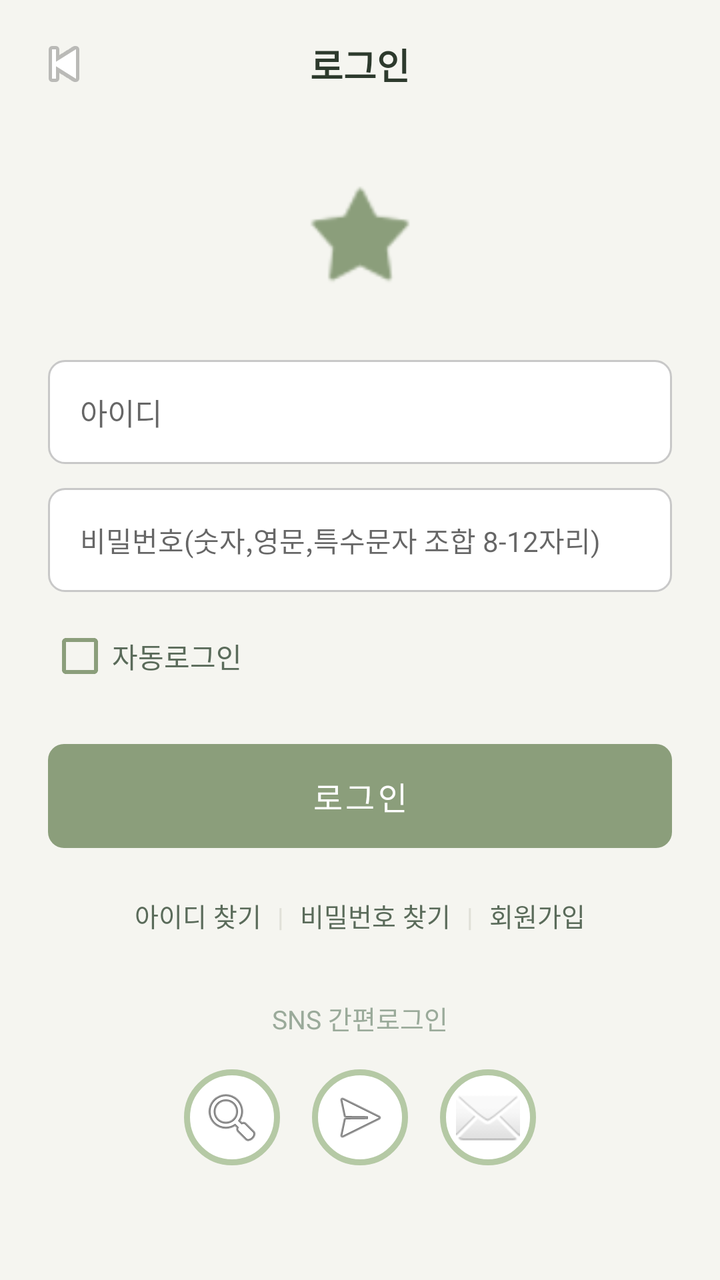
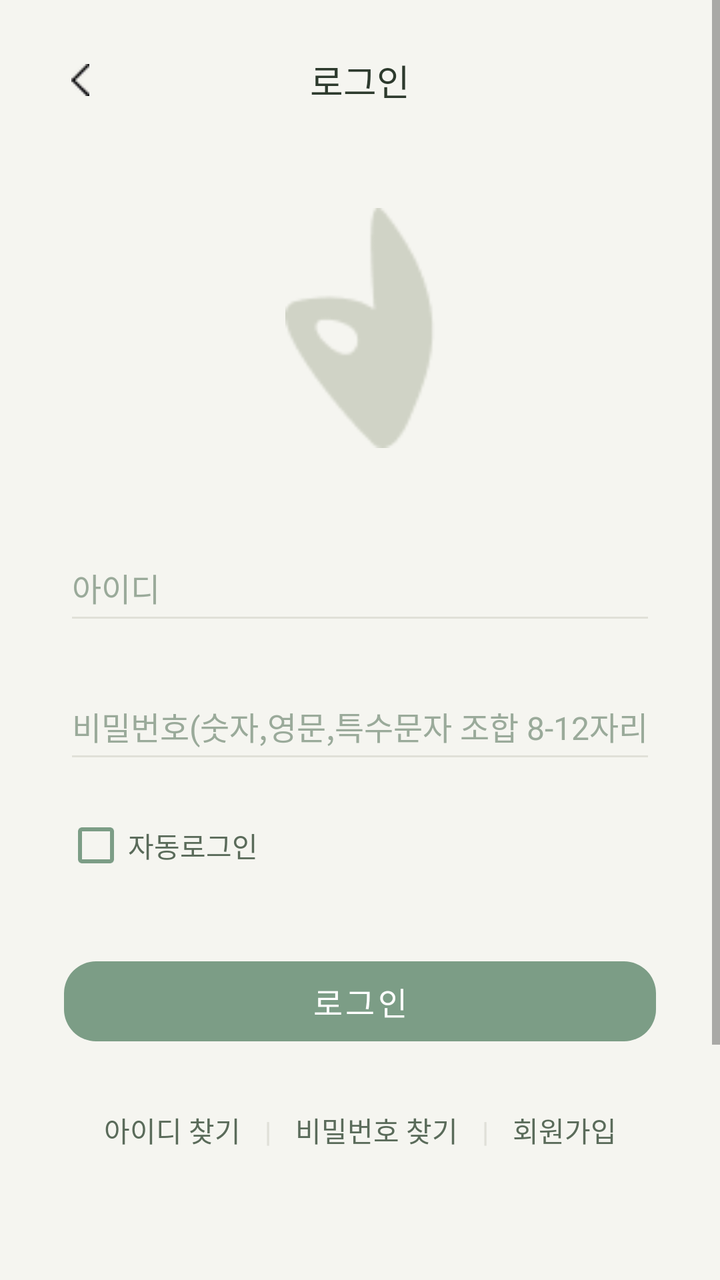

Compare the two renders of this Android layout. The source of the first and the diff that turns it into the second are given below.
<!-- AndroidManifest.xml: application theme Theme.NewRitage -->
<!-- res/layout/activity_login.xml -->
<?xml version="1.0" encoding="utf-8"?>
<ScrollView
    xmlns:android="http://schemas.android.com/apk/res/android"
    xmlns:app="http://schemas.android.com/apk/res-auto"
    android:layout_width="match_parent"
    android:layout_height="match_parent"
    android:background="@color/background"
    android:fillViewport="true">

    <androidx.constraintlayout.widget.ConstraintLayout
        android:layout_width="match_parent"
        android:layout_height="wrap_content"
        android:paddingBottom="40dp">

        
        <ImageButton
            android:id="@+id/btnBack"
            android:layout_width="48dp"
            android:layout_height="48dp"
            android:src="@android:drawable/ic_media_previous"
            android:background="?attr/selectableItemBackgroundBorderless"
            android:padding="12dp"
            app:layout_constraintTop_toTopOf="parent"
            app:layout_constraintStart_toStartOf="parent"
            android:layout_marginTop="8dp"
            android:layout_marginStart="8dp" />

        <TextView
            android:layout_width="wrap_content"
            android:layout_height="wrap_content"
            android:text="@string/login_title"
            android:textSize="18sp"
            android:textColor="@color/text_primary"
            android:textStyle="bold"
            app:layout_constraintTop_toTopOf="@id/btnBack"
            app:layout_constraintBottom_toBottomOf="@id/btnBack"
            app:layout_constraintStart_toStartOf="parent"
            app:layout_constraintEnd_toEndOf="parent" />

        
        <ImageView
            android:id="@+id/ivLogo"
            android:layout_width="60dp"
            android:layout_height="60dp"
            android:src="@android:drawable/star_on"
            android:tint="@color/primary"
            android:layout_marginTop="32dp"
            app:layout_constraintTop_toBottomOf="@id/btnBack"
            app:layout_constraintStart_toStartOf="parent"
            app:layout_constraintEnd_toEndOf="parent" />

        
        <EditText
            android:id="@+id/etUsername"
            android:layout_width="0dp"
            android:layout_height="52dp"
            android:hint="@string/hint_username"
            android:background="@drawable/bg_input_rounded"
            android:paddingStart="16dp"
            android:paddingEnd="16dp"
            android:inputType="text"
            android:textSize="15sp"
            android:layout_marginTop="32dp"
            android:layout_marginStart="24dp"
            android:layout_marginEnd="24dp"
            app:layout_constraintTop_toBottomOf="@id/ivLogo"
            app:layout_constraintStart_toStartOf="parent"
            app:layout_constraintEnd_toEndOf="parent" />

        
        <EditText
            android:id="@+id/etPassword"
            android:layout_width="0dp"
            android:layout_height="52dp"
            android:hint="@string/hint_password"
            android:background="@drawable/bg_input_rounded"
            android:paddingStart="16dp"
            android:paddingEnd="16dp"
            android:inputType="textPassword"
            android:textSize="14sp"
            android:layout_marginTop="12dp"
            android:layout_marginStart="24dp"
            android:layout_marginEnd="24dp"
            app:layout_constraintTop_toBottomOf="@id/etUsername"
            app:layout_constraintStart_toStartOf="parent"
            app:layout_constraintEnd_toEndOf="parent" />

        
        <CheckBox
            android:id="@+id/cbAutoLogin"
            android:layout_width="wrap_content"
            android:layout_height="wrap_content"
            android:text="@string/auto_login"
            android:textColor="@color/text_secondary"
            android:textSize="14sp"
            android:buttonTint="@color/primary"
            android:layout_marginTop="8dp"
            android:layout_marginStart="24dp"
            app:layout_constraintTop_toBottomOf="@id/etPassword"
            app:layout_constraintStart_toStartOf="parent" />

        
        <Button
            android:id="@+id/btnLogin"
            android:layout_width="0dp"
            android:layout_height="52dp"
            android:text="@string/btn_do_login"
            android:background="@drawable/btn_primary_bg"
            android:textColor="@color/white"
            android:textSize="16sp"
            android:stateListAnimator="@null"
            android:layout_marginTop="20dp"
            android:layout_marginStart="24dp"
            android:layout_marginEnd="24dp"
            app:layout_constraintTop_toBottomOf="@id/cbAutoLogin"
            app:layout_constraintStart_toStartOf="parent"
            app:layout_constraintEnd_toEndOf="parent" />

        
        <LinearLayout
            android:id="@+id/layoutLinks"
            android:layout_width="wrap_content"
            android:layout_height="wrap_content"
            android:orientation="horizontal"
            android:layout_marginTop="16dp"
            app:layout_constraintTop_toBottomOf="@id/btnLogin"
            app:layout_constraintStart_toStartOf="parent"
            app:layout_constraintEnd_toEndOf="parent">

            <TextView
                android:id="@+id/tvFindId"
                android:layout_width="wrap_content"
                android:layout_height="wrap_content"
                android:text="@string/find_id"
                android:textColor="@color/text_secondary"
                android:textSize="13sp"
                android:padding="8dp" />

            <TextView
                android:layout_width="wrap_content"
                android:layout_height="wrap_content"
                android:text="|"
                android:textColor="@color/divider"
                android:textSize="13sp"
                android:gravity="center_vertical"
                android:paddingTop="8dp"
                android:paddingBottom="8dp" />

            <TextView
                android:id="@+id/tvFindPassword"
                android:layout_width="wrap_content"
                android:layout_height="wrap_content"
                android:text="@string/find_password"
                android:textColor="@color/text_secondary"
                android:textSize="13sp"
                android:padding="8dp" />

            <TextView
                android:layout_width="wrap_content"
                android:layout_height="wrap_content"
                android:text="|"
                android:textColor="@color/divider"
                android:textSize="13sp"
                android:gravity="center_vertical"
                android:paddingTop="8dp"
                android:paddingBottom="8dp" />

            <TextView
                android:id="@+id/tvGoSignup"
                android:layout_width="wrap_content"
                android:layout_height="wrap_content"
                android:text="@string/go_signup"
                android:textColor="@color/text_secondary"
                android:textSize="13sp"
                android:padding="8dp" />
        </LinearLayout>

        
        <TextView
            android:id="@+id/tvSnsLabel"
            android:layout_width="wrap_content"
            android:layout_height="wrap_content"
            android:text="@string/sns_login"
            android:textColor="@color/text_hint"
            android:textSize="13sp"
            android:layout_marginTop="24dp"
            app:layout_constraintTop_toBottomOf="@id/layoutLinks"
            app:layout_constraintStart_toStartOf="parent"
            app:layout_constraintEnd_toEndOf="parent" />

        <LinearLayout
            android:layout_width="wrap_content"
            android:layout_height="wrap_content"
            android:orientation="horizontal"
            android:layout_marginTop="16dp"
            app:layout_constraintTop_toBottomOf="@id/tvSnsLabel"
            app:layout_constraintStart_toStartOf="parent"
            app:layout_constraintEnd_toEndOf="parent">

            <ImageButton
                android:id="@+id/btnGoogle"
                android:layout_width="48dp"
                android:layout_height="48dp"
                android:src="@android:drawable/ic_menu_search"
                android:background="@drawable/bg_circle_white"
                android:padding="10dp"
                android:layout_marginEnd="16dp" />

            <ImageButton
                android:id="@+id/btnNaver"
                android:layout_width="48dp"
                android:layout_height="48dp"
                android:src="@android:drawable/ic_menu_send"
                android:background="@drawable/bg_circle_white"
                android:padding="10dp"
                android:layout_marginEnd="16dp" />

            <ImageButton
                android:id="@+id/btnKakao"
                android:layout_width="48dp"
                android:layout_height="48dp"
                android:src="@android:drawable/ic_dialog_email"
                android:background="@drawable/bg_circle_white"
                android:padding="10dp" />

        </LinearLayout>

    </androidx.constraintlayout.widget.ConstraintLayout>
</ScrollView>
<!-- resources referenced by this layout -->
<resources>
  <color name="background">#F5F5F0</color>
  <color name="divider">#E0E0D8</color>
  <color name="primary">#8B9E7B</color>
  <color name="text_hint">#9AAA9A</color>
  <color name="text_primary">#2D3A2D</color>
  <color name="text_secondary">#5A6B5A</color>
  <color name="white">#FFFFFF</color>
  <!-- drawable bg_circle_white (drawable) -->
  <?xml version="1.0" encoding="utf-8"?>
  <shape xmlns:android="http://schemas.android.com/apk/res/android"
      android:shape="oval">
      <solid android:color="@color/white" />
      <stroke
          android:width="3dp"
          android:color="@color/primary_light" />
  </shape>
  <!-- drawable bg_input_rounded (drawable) -->
  <?xml version="1.0" encoding="utf-8"?>
  <shape xmlns:android="http://schemas.android.com/apk/res/android"
      android:shape="rectangle">
      <solid android:color="@color/surface" />
      <stroke
          android:width="1dp"
          android:color="@color/input_border" />
      <corners android:radius="8dp" />
  </shape>
  <!-- drawable btn_primary_bg (drawable) -->
  <?xml version="1.0" encoding="utf-8"?>
  <shape xmlns:android="http://schemas.android.com/apk/res/android"
      android:shape="rectangle">
      <solid android:color="@color/btn_primary" />
      <corners android:radius="8dp" />
  </shape>
  <string name="auto_login">자동로그인</string>
  <string name="btn_do_login">로그인</string>
  <string name="find_id">아이디 찾기</string>
  <string name="find_password">비밀번호 찾기</string>
  <string name="go_signup">회원가입</string>
  <string name="hint_password">비밀번호(숫자,영문,특수문자 조합 8-12자리)</string>
  <string name="hint_username">아이디</string>
  <string name="login_title">로그인</string>
  <string name="sns_login">SNS 간편로그인</string>
  <style name="Theme.NewRitage" parent="Theme.MaterialComponents.Light.NoActionBar">
          <item name="colorPrimary">@color/primary</item>
          <item name="colorPrimaryDark">@color/primary_dark</item>
          <item name="colorAccent">@color/primary</item>
          <item name="android:windowBackground">@color/background</item>
          <item name="android:statusBarColor">@color/primary</item>
          <item name="android:fontFamily">sans-serif</item>
      </style>
  <color name="primary_light">#B5C9A5</color>
  <color name="surface">#FFFFFF</color>
  <color name="input_border">#C8C8C8</color>
  <color name="btn_primary">#8B9E7B</color>
  <color name="primary_dark">#6B7E5B</color>
</resources>

<!-- the commit's change to res/layout/activity_login.xml (unified diff, before → after) -->
@@ -12,18 +12,19 @@
         android:layout_height="wrap_content"
         android:paddingBottom="40dp">
 
-        
         <ImageButton
             android:id="@+id/btnBack"
             android:layout_width="48dp"
             android:layout_height="48dp"
-            android:src="@android:drawable/ic_media_previous"
+
+            android:src="@drawable/back"
+
             android:background="?attr/selectableItemBackgroundBorderless"
             android:padding="12dp"
             app:layout_constraintTop_toTopOf="parent"
             app:layout_constraintStart_toStartOf="parent"
-            android:layout_marginTop="8dp"
-            android:layout_marginStart="8dp" />
+            android:layout_marginTop="16dp"
+            android:layout_marginStart="16dp" />
 
         <TextView
             android:layout_width="wrap_content"
@@ -31,61 +32,63 @@
             android:text="@string/login_title"
             android:textSize="18sp"
             android:textColor="@color/text_primary"
-            android:textStyle="bold"
             app:layout_constraintTop_toTopOf="@id/btnBack"
             app:layout_constraintBottom_toBottomOf="@id/btnBack"
             app:layout_constraintStart_toStartOf="parent"
             app:layout_constraintEnd_toEndOf="parent" />
 
-        
         <ImageView
             android:id="@+id/ivLogo"
-            android:layout_width="60dp"
-            android:layout_height="60dp"
-            android:src="@android:drawable/star_on"
-            android:tint="@color/primary"
-            android:layout_marginTop="32dp"
+
+            android:layout_width="120dp"
+            android:layout_height="120dp"
+
+            android:src="@drawable/loginlogo"
+
+            android:layout_marginTop="40dp"
             app:layout_constraintTop_toBottomOf="@id/btnBack"
             app:layout_constraintStart_toStartOf="parent"
             app:layout_constraintEnd_toEndOf="parent" />
 
-        
         <EditText
             android:id="@+id/etUsername"
             android:layout_width="0dp"
-            android:layout_height="52dp"
+            android:layout_height="wrap_content"
             android:hint="@string/hint_username"
-            android:background="@drawable/bg_input_rounded"
-            android:paddingStart="16dp"
-            android:paddingEnd="16dp"
+
+            android:backgroundTint="@color/divider"
+            android:paddingBottom="12dp"
+            android:paddingStart="4dp"
+            android:paddingEnd="4dp"
             android:inputType="text"
-            android:textSize="15sp"
-            android:layout_marginTop="32dp"
-            android:layout_marginStart="24dp"
-            android:layout_marginEnd="24dp"
+            android:textSize="16sp"
+            android:textColorHint="@color/text_hint"
+            android:layout_marginTop="48dp"
+            android:layout_marginStart="32dp"
+            android:layout_marginEnd="32dp"
             app:layout_constraintTop_toBottomOf="@id/ivLogo"
             app:layout_constraintStart_toStartOf="parent"
             app:layout_constraintEnd_toEndOf="parent" />
 
-        
         <EditText
             android:id="@+id/etPassword"
             android:layout_width="0dp"
-            android:layout_height="52dp"
+            android:layout_height="wrap_content"
             android:hint="@string/hint_password"
-            android:background="@drawable/bg_input_rounded"
-            android:paddingStart="16dp"
-            android:paddingEnd="16dp"
+            android:backgroundTint="@color/divider"
+            android:paddingBottom="12dp"
+            android:paddingStart="4dp"
+            android:paddingEnd="4dp"
             android:inputType="textPassword"
-            android:textSize="14sp"
-            android:layout_marginTop="12dp"
-            android:layout_marginStart="24dp"
-            android:layout_marginEnd="24dp"
+            android:textSize="16sp"
+            android:textColorHint="@color/text_hint"
+            android:layout_marginTop="24dp"
+            android:layout_marginStart="32dp"
+            android:layout_marginEnd="32dp"
             app:layout_constraintTop_toBottomOf="@id/etUsername"
             app:layout_constraintStart_toStartOf="parent"
             app:layout_constraintEnd_toEndOf="parent" />
 
-        
         <CheckBox
             android:id="@+id/cbAutoLogin"
             android:layout_width="wrap_content"
@@ -93,36 +96,38 @@
             android:text="@string/auto_login"
             android:textColor="@color/text_secondary"
             android:textSize="14sp"
-            android:buttonTint="@color/primary"
-            android:layout_marginTop="8dp"
-            android:layout_marginStart="24dp"
+            android:buttonTint="#7C9D86"
+            android:layout_marginTop="12dp"
+            android:layout_marginStart="32dp"
             app:layout_constraintTop_toBottomOf="@id/etPassword"
             app:layout_constraintStart_toStartOf="parent" />
 
-        
         <Button
             android:id="@+id/btnLogin"
             android:layout_width="0dp"
             android:layout_height="52dp"
             android:text="@string/btn_do_login"
-            android:background="@drawable/btn_primary_bg"
+
+            style="@style/Widget.MaterialComponents.Button"
+            app:backgroundTint="#7C9D86"
             android:textColor="@color/white"
             android:textSize="16sp"
+            app:cornerRadius="16dp"
             android:stateListAnimator="@null"
-            android:layout_marginTop="20dp"
-            android:layout_marginStart="24dp"
-            android:layout_marginEnd="24dp"
+
+            android:layout_marginTop="28dp"
+            android:layout_marginStart="32dp"
+            android:layout_marginEnd="32dp"
             app:layout_constraintTop_toBottomOf="@id/cbAutoLogin"
             app:layout_constraintStart_toStartOf="parent"
             app:layout_constraintEnd_toEndOf="parent" />
 
-        
         <LinearLayout
             android:id="@+id/layoutLinks"
             android:layout_width="wrap_content"
             android:layout_height="wrap_content"
             android:orientation="horizontal"
-            android:layout_marginTop="16dp"
+            android:layout_marginTop="20dp"
             app:layout_constraintTop_toBottomOf="@id/btnLogin"
             app:layout_constraintStart_toStartOf="parent"
             app:layout_constraintEnd_toEndOf="parent">
@@ -133,7 +138,7 @@
                 android:layout_height="wrap_content"
                 android:text="@string/find_id"
                 android:textColor="@color/text_secondary"
-                android:textSize="13sp"
+                android:textSize="14sp"
                 android:padding="8dp" />
 
             <TextView
@@ -141,10 +146,10 @@
                 android:layout_height="wrap_content"
                 android:text="|"
                 android:textColor="@color/divider"
-                android:textSize="13sp"
-                android:gravity="center_vertical"
-                android:paddingTop="8dp"
-                android:paddingBottom="8dp" />
+                android:textSize="14sp"
+                android:gravity="center"
+                android:paddingStart="4dp"
+                android:paddingEnd="4dp" />
 
             <TextView
                 android:id="@+id/tvFindPassword"
@@ -152,7 +157,7 @@
                 android:layout_height="wrap_content"
                 android:text="@string/find_password"
                 android:textColor="@color/text_secondary"
-                android:textSize="13sp"
+                android:textSize="14sp"
                 android:padding="8dp" />
 
             <TextView
@@ -160,10 +165,10 @@
                 android:layout_height="wrap_content"
                 android:text="|"
                 android:textColor="@color/divider"
-                android:textSize="13sp"
-                android:gravity="center_vertical"
-                android:paddingTop="8dp"
-                android:paddingBottom="8dp" />
+                android:textSize="14sp"
+                android:gravity="center"
+                android:paddingStart="4dp"
+                android:paddingEnd="4dp" />
 
             <TextView
                 android:id="@+id/tvGoSignup"
@@ -171,57 +176,86 @@
                 android:layout_height="wrap_content"
                 android:text="@string/go_signup"
                 android:textColor="@color/text_secondary"
-                android:textSize="13sp"
+                android:textSize="14sp"
                 android:padding="8dp" />
         </LinearLayout>
 
-        
-        <TextView
-            android:id="@+id/tvSnsLabel"
-            android:layout_width="wrap_content"
-            android:layout_height="wrap_content"
-            android:text="@string/sns_login"
-            android:textColor="@color/text_hint"
-            android:textSize="13sp"
+        <LinearLayout
+            android:id="@+id/layoutSnsLabel"
+            android:layout_width="0dp"
+            android:layout_height="wrap_content"
+            android:orientation="horizontal"
+            android:gravity="center"
+            android:layout_marginTop="60dp"
+            android:layout_marginStart="32dp"
+            android:layout_marginEnd="32dp"
+            app:layout_constraintTop_toBottomOf="@id/layoutLinks"
+            app:layout_constraintStart_toStartOf="parent"
+            app:layout_constraintEnd_toEndOf="parent">
+
+            <View
+                android:layout_width="0dp"
+                android:layout_height="1dp"
+                android:layout_weight="1"
+                android:background="@color/divider" />
+
+            <TextView
+                android:id="@+id/tvSnsLabel"
+                android:layout_width="wrap_content"
+                android:layout_height="wrap_content"
+                android:text="@string/sns_login"
+                android:textColor="@color/text_hint"
+                android:textSize="14sp"
+                android:paddingStart="16dp"
+                android:paddingEnd="16dp" />
+
+            <View
+                android:layout_width="0dp"
+                android:layout_height="1dp"
+                android:layout_weight="1"
+                android:background="@color/divider" />
+        </LinearLayout>
+
+        <LinearLayout
+            android:layout_width="wrap_content"
+            android:layout_height="wrap_content"
+            android:orientation="horizontal"
             android:layout_marginTop="24dp"
-            app:layout_constraintTop_toBottomOf="@id/layoutLinks"
-            app:layout_constraintStart_toStartOf="parent"
-            app:layout_constraintEnd_toEndOf="parent" />
-
-        <LinearLayout
-            android:layout_width="wrap_content"
-            android:layout_height="wrap_content"
-            android:orientation="horizontal"
-            android:layout_marginTop="16dp"
-            app:layout_constraintTop_toBottomOf="@id/tvSnsLabel"
+            app:layout_constraintTop_toBottomOf="@id/layoutSnsLabel"
             app:layout_constraintStart_toStartOf="parent"
             app:layout_constraintEnd_toEndOf="parent">
 
             <ImageButton
                 android:id="@+id/btnGoogle"
-                android:layout_width="48dp"
-                android:layout_height="48dp"
-                android:src="@android:drawable/ic_menu_search"
-                android:background="@drawable/bg_circle_white"
-                android:padding="10dp"
-                android:layout_marginEnd="16dp" />
+                android:layout_width="56dp"
+                android:layout_height="56dp"
+
+                android:src="@drawable/google"
+
+                android:background="@android:color/transparent"
+                android:scaleType="fitCenter"
+                android:layout_marginEnd="20dp" />
 
             <ImageButton
                 android:id="@+id/btnNaver"
-                android:layout_width="48dp"
-                android:layout_height="48dp"
-                android:src="@android:drawable/ic_menu_send"
-                android:background="@drawable/bg_circle_white"
-                android:padding="10dp"
-                android:layout_marginEnd="16dp" />
+                android:layout_width="56dp"
+                android:layout_height="56dp"
+
+                android:src="@drawable/naver"
+
+                android:background="@android:color/transparent"
+                android:scaleType="fitCenter"
+                android:layout_marginEnd="20dp" />
 
             <ImageButton
                 android:id="@+id/btnKakao"
-                android:layout_width="48dp"
-                android:layout_height="48dp"
-                android:src="@android:drawable/ic_dialog_email"
-                android:background="@drawable/bg_circle_white"
-                android:padding="10dp" />
+                android:layout_width="56dp"
+                android:layout_height="56dp"
+
+                android:src="@drawable/kakao"
+
+                android:background="@android:color/transparent"
+                android:scaleType="fitCenter" />
 
         </LinearLayout>
 
<!-- resource entries referenced after the edit -->
@@ -7,32 +7,11 @@
   <color name="text_primary">#2D3A2D</color>
   <color name="text_secondary">#5A6B5A</color>
   <color name="white">#FFFFFF</color>
-  <!-- drawable bg_circle_white (drawable) -->
-  <?xml version="1.0" encoding="utf-8"?>
-  <shape xmlns:android="http://schemas.android.com/apk/res/android"
-      android:shape="oval">
-      <solid android:color="@color/white" />
-      <stroke
-          android:width="3dp"
-          android:color="@color/primary_light" />
-  </shape>
-  <!-- drawable bg_input_rounded (drawable) -->
-  <?xml version="1.0" encoding="utf-8"?>
-  <shape xmlns:android="http://schemas.android.com/apk/res/android"
-      android:shape="rectangle">
-      <solid android:color="@color/surface" />
-      <stroke
-          android:width="1dp"
-          android:color="@color/input_border" />
-      <corners android:radius="8dp" />
-  </shape>
-  <!-- drawable btn_primary_bg (drawable) -->
-  <?xml version="1.0" encoding="utf-8"?>
-  <shape xmlns:android="http://schemas.android.com/apk/res/android"
-      android:shape="rectangle">
-      <solid android:color="@color/btn_primary" />
-      <corners android:radius="8dp" />
-  </shape>
+  <!-- drawable back: png bitmap (drawable, 368 bytes) -->
+  <!-- drawable google: png bitmap (drawable, 2271 bytes) -->
+  <!-- drawable kakao: png bitmap (drawable, 2040 bytes) -->
+  <!-- drawable loginlogo: png bitmap (drawable, 1673 bytes) -->
+  <!-- drawable naver: png bitmap (drawable, 1268 bytes) -->
   <string name="auto_login">자동로그인</string>
   <string name="btn_do_login">로그인</string>
   <string name="find_id">아이디 찾기</string>
@@ -50,10 +29,6 @@
           <item name="android:statusBarColor">@color/primary</item>
           <item name="android:fontFamily">sans-serif</item>
       </style>
-  <color name="primary_light">#B5C9A5</color>
-  <color name="surface">#FFFFFF</color>
-  <color name="input_border">#C8C8C8</color>
-  <color name="btn_primary">#8B9E7B</color>
   <color name="primary_dark">#6B7E5B</color>
 </resources>
 
